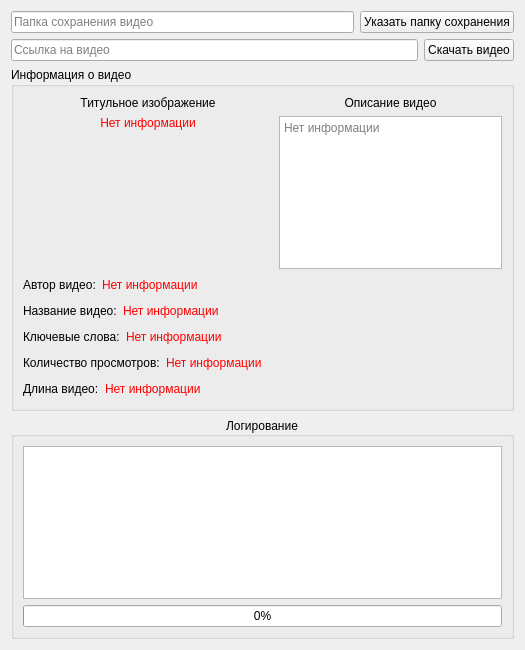
First picture: the form in Forms/Form_downloader.ui, repository Kupriyashin/Video_YouTube_Downloader_v3, before the edit.
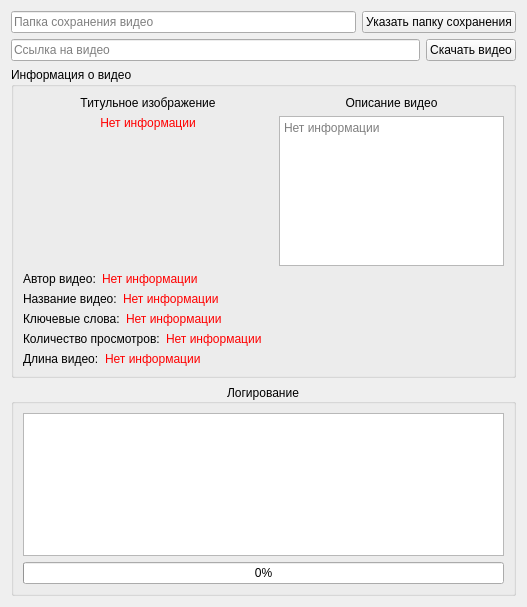
Second picture: the form after the edit.

```diff
--- a/Forms/Form_downloader.ui
+++ b/Forms/Form_downloader.ui
@@ -7,7 +7,7 @@
     <x>0</x>
     <y>0</y>
     <width>525</width>
-    <height>650</height>
+    <height>607</height>
    </rect>
   </property>
   <property name="windowTitle">
@@ -124,6 +124,18 @@
           </item>
           <item>
            <widget class="QTextEdit" name="textEdit">
+            <property name="minimumSize">
+             <size>
+              <width>225</width>
+              <height>150</height>
+             </size>
+            </property>
+            <property name="maximumSize">
+             <size>
+              <width>225</width>
+              <height>150</height>
+             </size>
+            </property>
             <property name="autoFillBackground">
              <bool>true</bool>
             </property>
@@ -135,6 +147,19 @@
             </property>
            </widget>
           </item>
+          <item>
+           <spacer name="verticalSpacer">
+            <property name="orientation">
+             <enum>Qt::Vertical</enum>
+            </property>
+            <property name="sizeHint" stdset="0">
+             <size>
+              <width>20</width>
+              <height>40</height>
+             </size>
+            </property>
+           </spacer>
+          </item>
          </layout>
         </item>
        </layout>
@@ -143,6 +168,12 @@
        <layout class="QHBoxLayout" name="horizontalLayout_8">
         <item>
          <widget class="QLabel" name="label_7">
+          <property name="sizePolicy">
+           <sizepolicy hsizetype="Maximum" vsizetype="Preferred">
+            <horstretch>0</horstretch>
+            <verstretch>0</verstretch>
+           </sizepolicy>
+          </property>
           <property name="text">
            <string>Автор видео:</string>
           </property>
@@ -158,25 +189,18 @@
           </property>
          </widget>
         </item>
-        <item>
-         <spacer name="horizontalSpacer_6">
-          <property name="orientation">
-           <enum>Qt::Horizontal</enum>
-          </property>
-          <property name="sizeHint" stdset="0">
-           <size>
-            <width>40</width>
-            <height>20</height>
-           </size>
-          </property>
-         </spacer>
-        </item>
        </layout>
       </item>
       <item>
        <layout class="QHBoxLayout" name="horizontalLayout_10">
         <item>
          <widget class="QLabel" name="label_16">
+          <property name="sizePolicy">
+           <sizepolicy hsizetype="Maximum" vsizetype="Preferred">
+            <horstretch>0</horstretch>
+            <verstretch>0</verstretch>
+           </sizepolicy>
+          </property>
           <property name="text">
            <string>Название видео:</string>
           </property>
@@ -192,25 +216,18 @@
           </property>
          </widget>
         </item>
-        <item>
-         <spacer name="horizontalSpacer_7">
-          <property name="orientation">
-           <enum>Qt::Horizontal</enum>
-          </property>
-          <property name="sizeHint" stdset="0">
-           <size>
-            <width>40</width>
-            <height>20</height>
-           </size>
-          </property>
-         </spacer>
-        </item>
        </layout>
       </item>
       <item>
        <layout class="QHBoxLayout" name="horizontalLayout_11">
         <item>
          <widget class="QLabel" name="label_18">
+          <property name="sizePolicy">
+           <sizepolicy hsizetype="Maximum" vsizetype="Preferred">
+            <horstretch>0</horstretch>
+            <verstretch>0</verstretch>
+           </sizepolicy>
+          </property>
           <property name="text">
            <string>Ключевые слова:</string>
           </property>
@@ -226,25 +243,18 @@
           </property>
          </widget>
         </item>
-        <item>
-         <spacer name="horizontalSpacer_8">
-          <property name="orientation">
-           <enum>Qt::Horizontal</enum>
-          </property>
-          <property name="sizeHint" stdset="0">
-           <size>
-            <width>40</width>
-            <height>20</height>
-           </size>
-          </property>
-         </spacer>
-        </item>
        </layout>
       </item>
       <item>
        <layout class="QHBoxLayout" name="horizontalLayout_12">
         <item>
          <widget class="QLabel" name="label_20">
+          <property name="sizePolicy">
+           <sizepolicy hsizetype="Maximum" vsizetype="Preferred">
+            <horstretch>0</horstretch>
+            <verstretch>0</verstretch>
+           </sizepolicy>
+          </property>
           <property name="text">
            <string>Количество просмотров:</string>
           </property>
@@ -260,25 +270,18 @@
           </property>
          </widget>
         </item>
-        <item>
-         <spacer name="horizontalSpacer_9">
-          <property name="orientation">
-           <enum>Qt::Horizontal</enum>
-          </property>
-          <property name="sizeHint" stdset="0">
-           <size>
-            <width>40</width>
-            <height>20</height>
-           </size>
-          </property>
-         </spacer>
-        </item>
        </layout>
       </item>
       <item>
        <layout class="QHBoxLayout" name="horizontalLayout_13">
         <item>
          <widget class="QLabel" name="label_22">
+          <property name="sizePolicy">
+           <sizepolicy hsizetype="Maximum" vsizetype="Preferred">
+            <horstretch>0</horstretch>
+            <verstretch>0</verstretch>
+           </sizepolicy>
+          </property>
           <property name="text">
            <string>Длина видео:</string>
           </property>
@@ -294,19 +297,6 @@
           </property>
          </widget>
         </item>
-        <item>
-         <spacer name="horizontalSpacer_10">
-          <property name="orientation">
-           <enum>Qt::Horizontal</enum>
-          </property>
-          <property name="sizeHint" stdset="0">
-           <size>
-            <width>40</width>
-            <height>20</height>
-           </size>
-          </property>
-         </spacer>
-        </item>
        </layout>
       </item>
      </layout>
```
